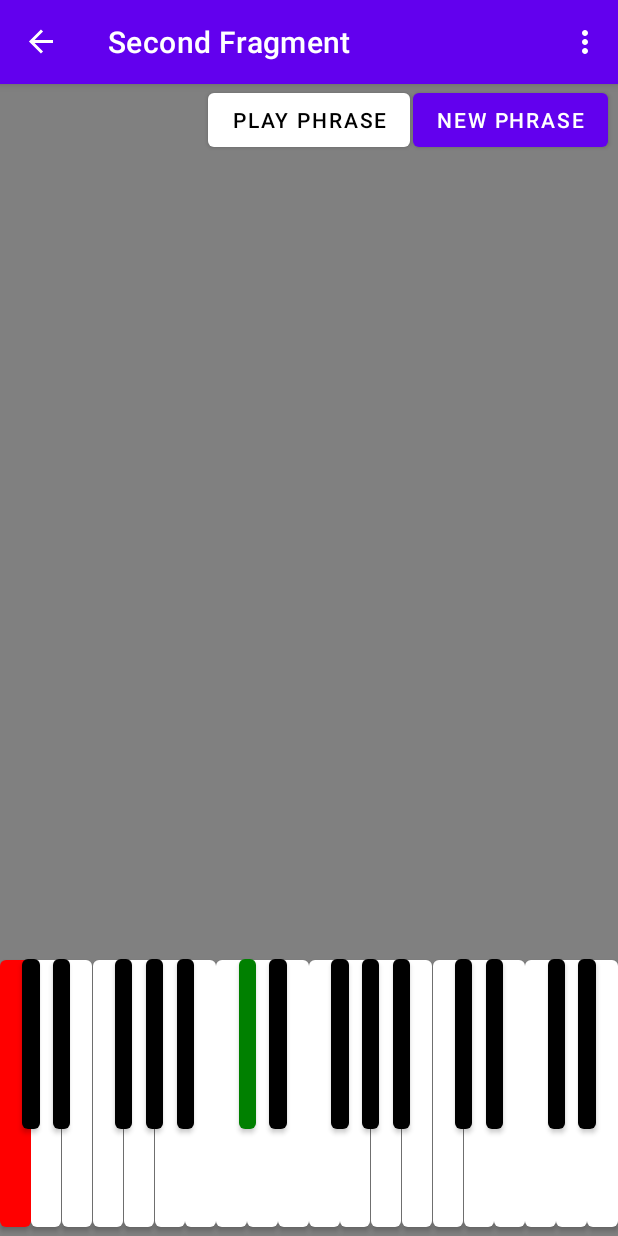
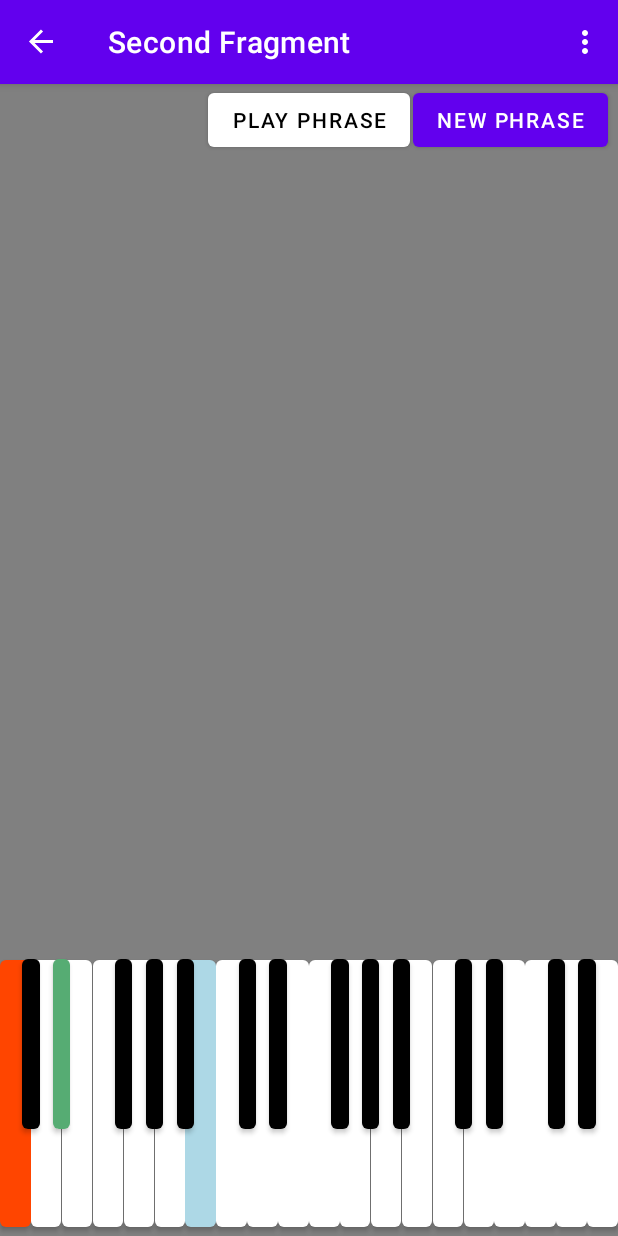
Before and after one commit to DavidRadberg/PitchTrainer, an Android app: the SecondFragment screen opened through its navigation route, after a tap on an icon or button, on a phone screen of 412 x 824 dp. Run offline under Robolectric (Android 15) with nearby library versions, the phone set to English and light mode, and no system bars; our stand-ins replace navigation-ui; 1 other tap on this screen came first.

Commit message:
Added support for longer phrase sizes

```diff
--- a/app/src/main/java/com/example/pitchtrainer/SecondFragment.kt
+++ b/app/src/main/java/com/example/pitchtrainer/SecondFragment.kt
@@ -1,6 +1,5 @@
 package com.example.pitchtrainer
 
-import android.annotation.SuppressLint
 import android.content.pm.ActivityInfo
 import android.media.MediaPlayer
 import android.os.Bundle
@@ -8,9 +7,8 @@ import androidx.fragment.app.Fragment
 import android.view.LayoutInflater
 import android.view.View
 import android.view.ViewGroup
-import androidx.navigation.fragment.findNavController
+import androidx.core.graphics.ColorUtils
 import com.example.pitchtrainer.databinding.FragmentSecondBinding
-import java.lang.Math.abs
 
 /**
  * A simple [Fragment] subclass as the second destination in the navigation.
@@ -21,9 +19,10 @@ class SecondFragment : Fragment() {
     private var phrase: List<Int> = emptyList()
     private var players: MutableList<MediaPlayer> = mutableListOf()
     private var singlePlayer: MediaPlayer? = null
-    private var phraseSize: Int = 2
+    private var phraseSize: Int = 3
     private val waitTimeMs: Long = 800
     private var state: app_states = app_states.BASELINE
+    private var nCorrectGuesses: Int = 0
     private val whiteKeys: List<Int> =
         listOf(0, 2, 4, 5, 7, 9, 11, 12, 14, 16, 17, 19, 21, 23, 24, 26, 28, 29, 31, 33)
     private val blackKeys: List<Int> =
@@ -49,7 +48,7 @@ class SecondFragment : Fragment() {
 
         generateNotes()
         binding.buttonPlayPhrase.setOnClickListener {
-            if (state != app_states.WAITING_FOR_GUESS) {
+            if (state == app_states.BASELINE) {
                 toGuessState()
             }
             playAllNotes()
@@ -67,7 +66,7 @@ class SecondFragment : Fragment() {
         for (note in phrase) {
             players.add(MediaPlayer.create(activity, getNote(note)))
         }
-        toGuessState()
+        toBaselineState()
     }
 
     private fun playAllNotes() {
@@ -76,33 +75,46 @@ class SecondFragment : Fragment() {
         }
     }
 
+    private fun toBaselineState() {
+        state = app_states.BASELINE
+
+        for (i in notes.indices) {
+            val button: android.widget.Button? = getButton(i)
+            when (i) {
+                in whiteKeys -> button?.setBackgroundColor(resources.getColor(R.color.White))
+                in blackKeys -> button?.setBackgroundColor(resources.getColor(R.color.Black))
+            }
+        }
+    }
+
     private fun toGuessState() {
         state = app_states.WAITING_FOR_GUESS
+        nCorrectGuesses = 0
 
-        for (i in 0..notes.size) {
-            val button: android.widget.Button = getButton(i)
-            when (i) {
-                in whiteKeys -> button.setBackgroundColor(resources.getColor(R.color.White))
-                in blackKeys -> button.setBackgroundColor(resources.getColor(R.color.Black))
-            }
-            getButton(i).setOnClickListener() {
-                if (takeGuess(i) != guess_result.CORRECT) {
-                    playSingleNote(i)
+        for (i in notes.indices) {
+            getButton(i)?.setOnClickListener() {
+                playSingleNote(i)
+                if (state == app_states.WAITING_FOR_GUESS) {
+                    takeGuess(i)
                 }
             }
         }
-        getButton(phrase[0]).setBackgroundColor(resources.getColor(R.color.Green))
+        getButton(phrase[0])?.setBackgroundColor(resources.getColor(R.color.LightBlue))
     }
 
     private fun toCorrectState() {
-        for (note in phrase) {
-            getButton(note).setBackgroundColor(resources.getColor(R.color.Green))
+        for (i in 0 until phraseSize) {
+            getButton(phrase[i])?.setBackgroundColor(getPhraseColor(i))
         }
         state = app_states.CORRECT_GUESS
     }
 
     private fun toIncorrectState(guess: Int) {
-        getButton(guess).setBackgroundColor(resources.getColor(R.color.Red))
+        getButton(guess)?.setBackgroundColor(resources.getColor(R.color.OrangeRed))
+
+        for (i in 0..(nCorrectGuesses+1)) {
+            getButton(phrase[i])?.setBackgroundColor(getPhraseColor(i))
+        }
         state = app_states.INCORRECT_GUESS
     }
 
@@ -114,6 +126,7 @@ class SecondFragment : Fragment() {
         players = mutableListOf()
         singlePlayer?.stop()
         singlePlayer?.release()
+        singlePlayer = null
     }
 
     override fun onDestroy() {
@@ -126,15 +139,24 @@ class SecondFragment : Fragment() {
         _binding = null
     }
 
-    private fun takeGuess(guess: Int): guess_result {
-        val guessResult: guess_result = getGuessResult(guess, 1)
-        when (guessResult) {
-            guess_result.CORRECT -> toCorrectState()
+    private fun takeGuess(guess: Int) {
+        when (getGuessResult(guess, nCorrectGuesses+1)) {
+            guess_result.CORRECT -> {
+                nCorrectGuesses++
+                getButton(guess)?.setBackgroundColor(getPhraseColor(nCorrectGuesses))
+                if (nCorrectGuesses >= phraseSize - 1) {
+                    toCorrectState()
+                }
+            }
             else -> {
                 toIncorrectState(guess)
             }
         }
-        return guessResult
+    }
+
+    private fun getPhraseColor(idx: Int): Int {
+        val ratio: Float = kotlin.math.min(idx * 1.0F / (phraseSize - 1.0F), 1.0F)
+        return ColorUtils.blendARGB(resources.getColor(R.color.LightBlue), resources.getColor(R.color.Green), ratio)
     }
 
     private fun getGuessResult(guess: Int, noteIdx: Int, maxInterval: Int = 12): guess_result {
@@ -142,7 +164,7 @@ class SecondFragment : Fragment() {
             phrase[noteIdx] -> return guess_result.CORRECT
             phrase[noteIdx - 1] -> return guess_result.SAME_NOTE
         }
-        if (abs(guess - phrase[noteIdx]) > maxInterval) {
+        if (kotlin.math.abs(guess - phrase[noteIdx]) > maxInterval) {
             return guess_result.OUT_OF_RANGE
         }
         return guess_result.INCORRECT
@@ -156,7 +178,7 @@ class SecondFragment : Fragment() {
 
 
     //0, 2, 4, 5, 7, 9, 11, 12, 14, 16, 17, 19, 21, 23, 24, 26, 28, 29, 31, 33
-    private fun getButton(note: Int): android.widget.Button {
+    private fun getButton(note: Int): android.widget.Button? {
         when (note) {
             0 -> return binding.buttonC3
             1 -> return binding.buttonDb3
@@ -192,9 +214,7 @@ class SecondFragment : Fragment() {
             31 -> return binding.buttonG5
             32 -> return binding.buttonAb5
             33 -> return binding.buttonA5
-            else -> {
-                return binding.buttonC3
-            }
         }
+        return null
     }
 }
--- a/app/src/main/java/com/example/pitchtrainer/Utils.kt
+++ b/app/src/main/java/com/example/pitchtrainer/Utils.kt
@@ -15,9 +15,6 @@ fun playNote(mp: MediaPlayer?, duration: Long = 0) {
 }
 
 fun getNote(n: Int): Int {
-    if (n < 0 || n >= notes.size) {
-        return 0
-    }
     return notes[n]
 }
 
```
